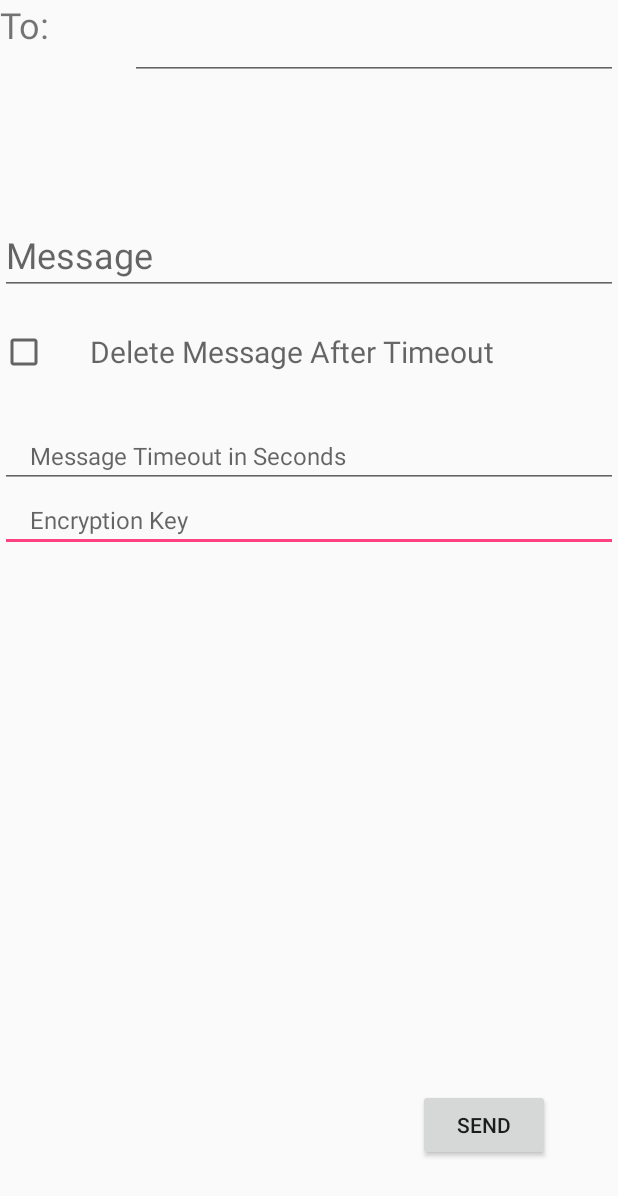
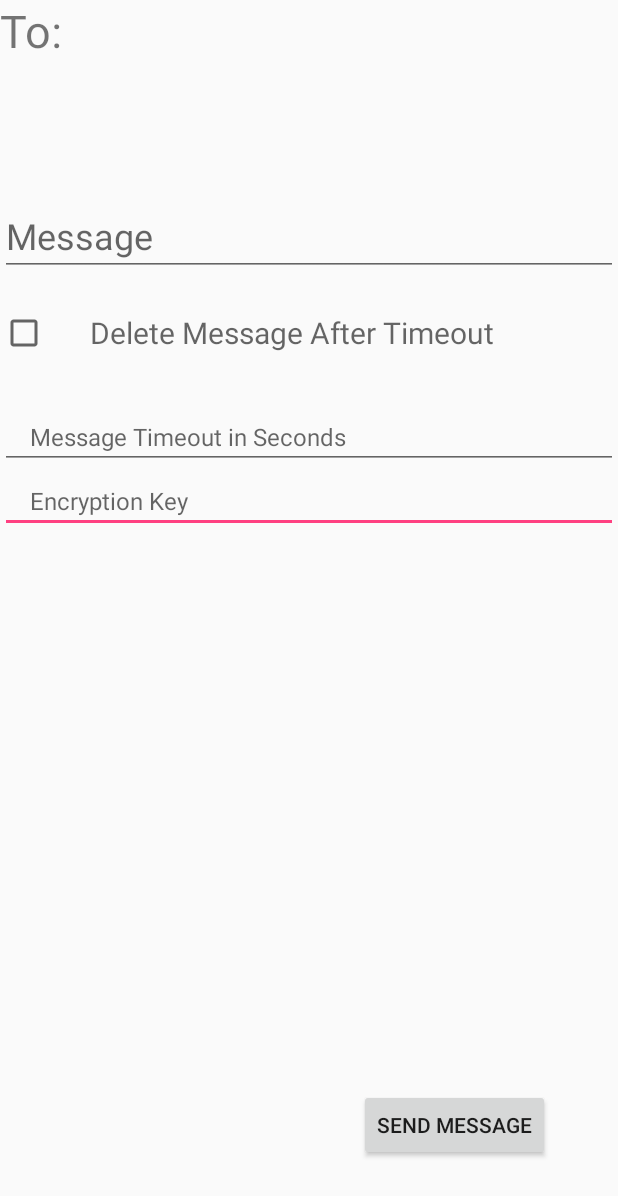
Before and after one commit to Rurigok/cryptic-app, an Android app: the layout compose_message.xml on its own in the app's theme, with its tools: preview values and no code run, on a phone screen of 412 x 824 dp. Shown: the top 1196 px of the screen. Run offline under Robolectric (Android 15) with nearby library versions, the phone set to English and light mode, and no system bars.

Commit message:
To: field now has the set name. Button now says send message for aesthetics.

```diff
--- a/client/Cryptic/app/src/main/java/net/cryptic/app/ChatActivity.java
+++ b/client/Cryptic/app/src/main/java/net/cryptic/app/ChatActivity.java
@@ -48,7 +48,6 @@ public class ChatActivity extends AppCompatActivity {
     protected void onCreate(Bundle savedInstanceState) {
         super.onCreate(savedInstanceState);
         setContentView(R.layout.activity_chat);
-
         //ArrayAdapter<String> msgAdapter = new ArrayAdapter<String>(this, R.layout.conversation_list, R.id.message, msgList);
         adapter = new ChatAdapter(this, new ArrayList<StoredMessage>());
 
@@ -116,7 +115,7 @@ public class ChatActivity extends AppCompatActivity {
             @Override
             public void onClick(View v) {
                 Intent intent = new Intent(ChatActivity.this, ComposeMessage.class);
-                //intent.putExtra("CONTACT_NAME", contact);
+                intent.putExtra("CONTACT_NAME", getIntent().getStringExtra("CONTACT_NAME"));
                 startActivity(intent);
             }
         });
--- a/client/Cryptic/app/src/main/java/net/cryptic/app/ComposeMessage.java
+++ b/client/Cryptic/app/src/main/java/net/cryptic/app/ComposeMessage.java
@@ -2,16 +2,20 @@ package net.cryptic.app;
 
 import android.os.Bundle;
 import android.support.v7.app.AppCompatActivity;
+import android.widget.TextView;
 
 /**
  * Created by Edward on 5/2/2017.
  */
 
 public class ComposeMessage extends AppCompatActivity {
+    TextView textView;
 
     protected void onCreate(Bundle savedInstanceState){
         super.onCreate(savedInstanceState);
         setContentView(R.layout.compose_message);
+        textView = (TextView) findViewById(R.id.textView);
+        textView.setText("To: " + getIntent().getStringExtra("CONTACT_NAME"));
     }
 
 }
--- a/client/Cryptic/app/src/main/res/layout/compose_message.xml
+++ b/client/Cryptic/app/src/main/res/layout/compose_message.xml
@@ -35,31 +35,21 @@
         android:layout_width="match_parent"
         android:layout_height="wrap_content"
         android:layout_alignParentStart="true"
-        android:layout_below="@+id/toText"
         android:foregroundGravity="right"
         android:hint="Message"
         android:paddingTop="100dp"
         android:textAlignment="textStart"
-        android:textSize="24sp" />
-
-    <EditText
-        android:id="@+id/toText"
-        android:layout_width="325dp"
-        android:layout_height="wrap_content"
-        android:layout_alignParentEnd="true"
-        android:layout_alignParentTop="true"
-        android:foregroundGravity="right"
-        android:textSize="24sp" />
+        android:textSize="24sp"
+        android:layout_below="@+id/textView" />
 
     <TextView
         android:id="@+id/textView"
         android:layout_width="match_parent"
         android:layout_height="wrap_content"
-        android:layout_alignBottom="@+id/toText"
+        android:layout_alignParentStart="true"
         android:layout_alignParentTop="true"
-        android:layout_toStartOf="@+id/toText"
         android:text="To:"
-        android:textSize="24sp" />
+        android:textSize="30sp" />
 
     <CheckBox
         android:id="@+id/deleteBox"
@@ -80,6 +70,6 @@
         android:layout_alignParentEnd="true"
         android:layout_marginBottom="50dp"
         android:layout_marginEnd="45dp"
-        android:text="Send" />
+        android:text="Send Message" />
 
 </RelativeLayout>
```
